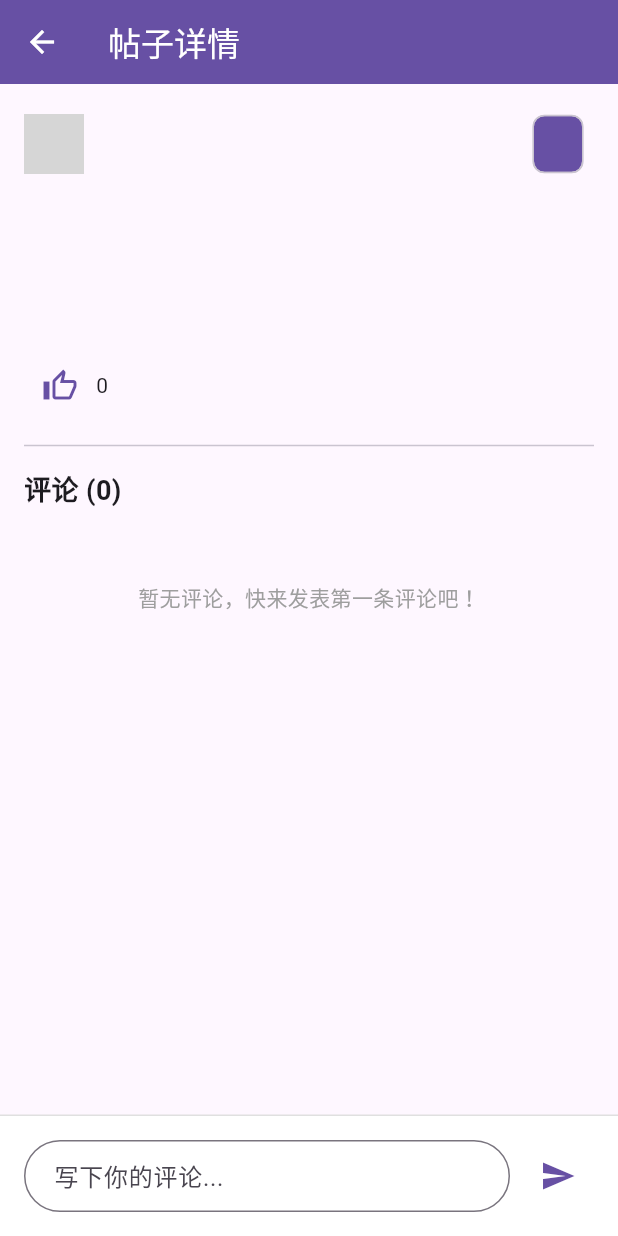
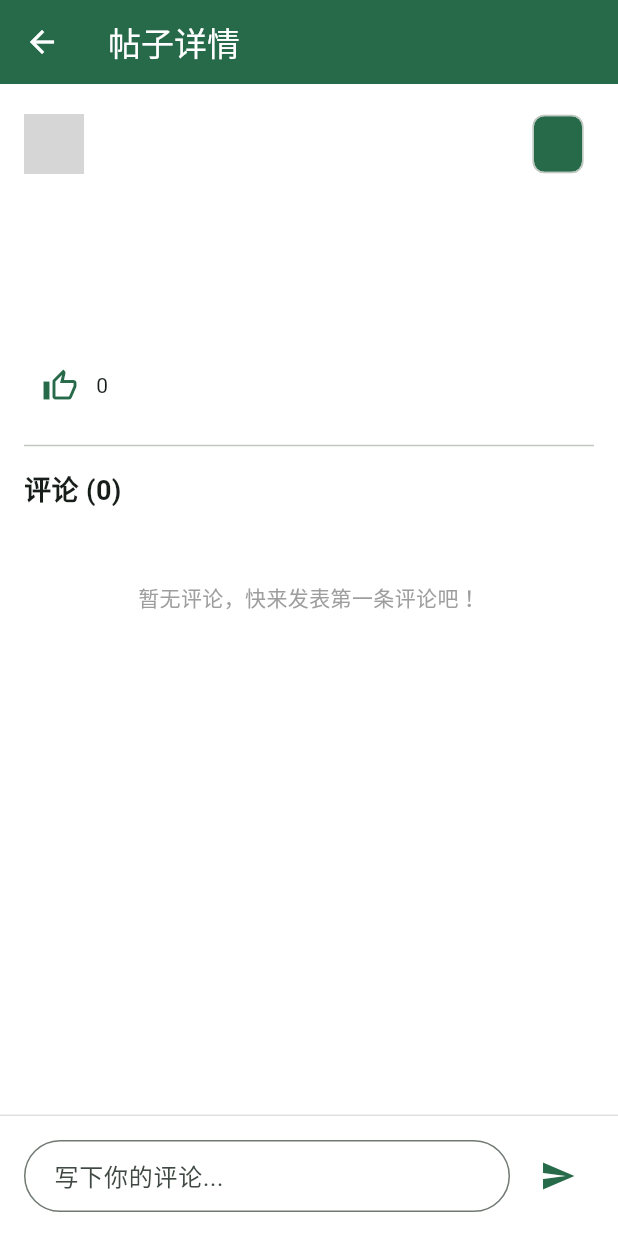
Before and after one commit to sanbei101/school_forum, a Flutter app: the PostPage screen opened directly with empty values, on a phone screen of 412 x 824 dp. Run offline on Flutter 3.47's test engine with Material 3 defaults, Android fonts, the phone set to English and light mode, and no system bars; our stand-ins replace flutter_local_notifications, image_picker, permission_handler, shared_preferences, supabase_flutter; accounts and stored records are empty; network calls fail; grey boxes are pictures that could not be loaded.

Commit message:
定义主题色

```diff
--- a/lib/main.dart
+++ b/lib/main.dart
@@ -4,6 +4,7 @@ import 'package:school_forum/pages/login.dart';
 import 'package:school_forum/pages/me.dart';
 import 'package:school_forum/pages/message.dart';
 import 'package:school_forum/pages/search.dart';
+import 'package:school_forum/theme.dart';
 import 'package:supabase_flutter/supabase_flutter.dart';
 
 const supabaseUrl = 'https://synuuwhejivukiaodagq.supabase.co';
@@ -26,7 +27,8 @@ class MyApp extends StatelessWidget {
   @override
   Widget build(BuildContext context) {
     return MaterialApp(
-      theme: ThemeData(useMaterial3: true),
+      theme: lightTheme,
+      darkTheme: darkTheme,
       title: '校园集市',
       debugShowCheckedModeBanner: false,
       routes: {
--- /dev/null
+++ b/lib/theme.dart
@@ -0,0 +1,39 @@
+import 'package:flutter/material.dart';
+
+final ThemeData lightTheme = ThemeData(
+  useMaterial3: true,
+  brightness: Brightness.light,
+  colorScheme: ColorScheme.fromSeed(
+    seedColor: Colors.greenAccent,
+    brightness: Brightness.light,
+  ),
+  scaffoldBackgroundColor: Colors.white,
+
+  appBarTheme: const AppBarTheme(
+    backgroundColor: Colors.lightGreen,
+    foregroundColor: Colors.white,
+    elevation: 4.0,
+  ),
+
+  elevatedButtonTheme: ElevatedButtonThemeData(
+    style: ElevatedButton.styleFrom(
+      backgroundColor: Colors.black,
+      foregroundColor: Colors.white,
+      shape: RoundedRectangleBorder(borderRadius: BorderRadius.circular(8.0)),
+    ),
+  ),
+);
+
+final ThemeData darkTheme = ThemeData(
+  useMaterial3: true,
+  brightness: Brightness.dark,
+  colorScheme: ColorScheme.fromSeed(
+    seedColor: Colors.black,
+    brightness: Brightness.dark,
+  ),
+  scaffoldBackgroundColor: Colors.black,
+  appBarTheme: const AppBarTheme(
+    backgroundColor: Colors.black,
+    foregroundColor: Colors.white,
+  ),
+);
```
